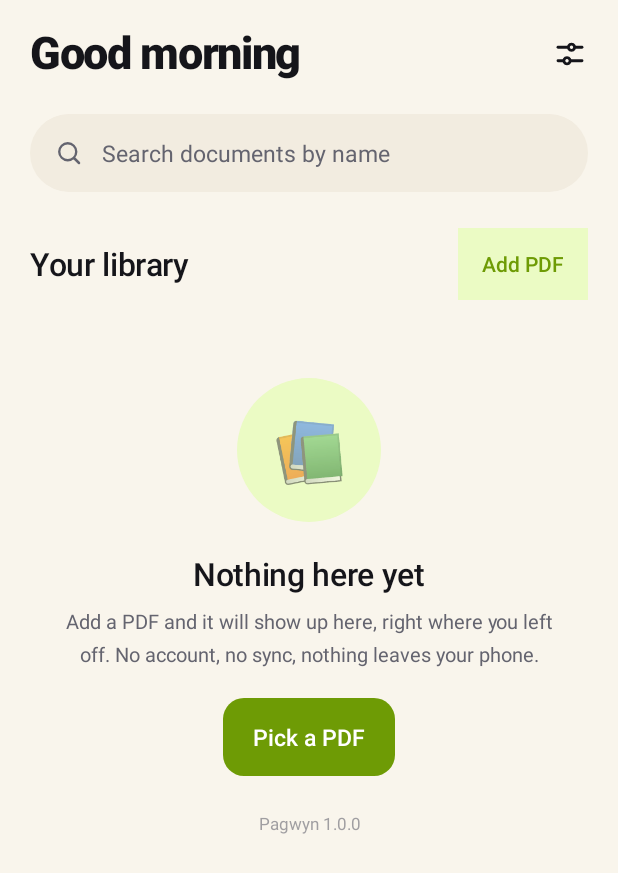
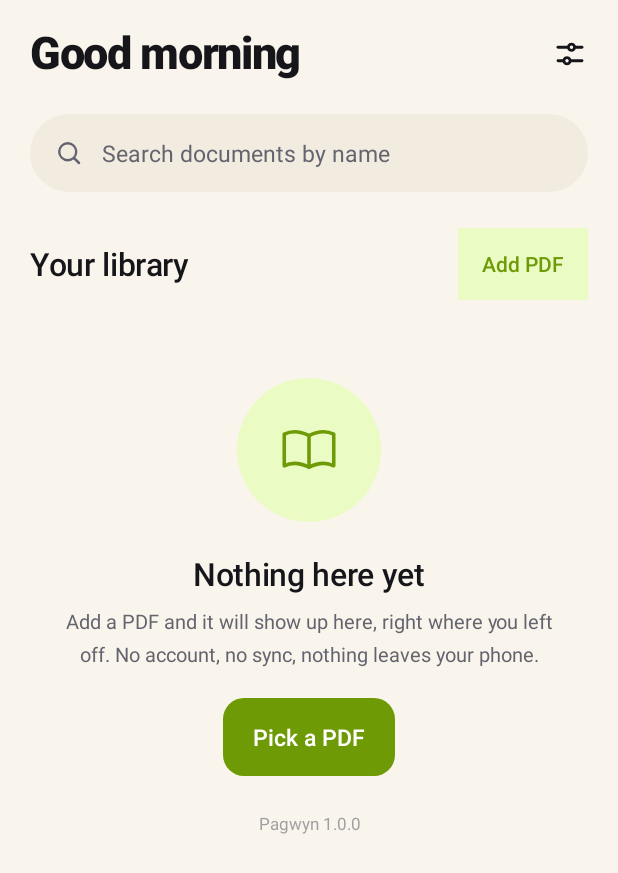
Before and after one commit to avinashverse6/Pagwyn, an Android app: the screen it shows after launch (HomeActivity), on a phone screen of 412 x 824 dp. Shown: the top 873 px of the screen. Run offline under Robolectric (Android 15) with nearby library versions, the phone set to English and light mode, and no system bars.

Commit message:
fix(ui): replace the emoji empty-state glyph with a vector
Android 7 does not reliably resolve a surrogate-pair emoji from a layout, and the
image ships no emoji font, so the empty state failed to inflate there. A tinted
vector also follows the theme.

The new render test waits longer on API 24, where the first page takes far longer
than on API 34.

Co-authored-by: arena-agent <297053741+arena-agent@users.noreply.github.com>

```diff
--- /dev/null
+++ b/app/src/main/res/drawable/ic_empty_library.xml
@@ -0,0 +1,25 @@
+<!--
+  Empty-state illustration: an open book with a soft accent. Drawn as a vector rather
+  than an emoji so it renders identically on Android 7 (many API 24 images ship no
+  emoji font) and so it inherits the theme tint.
+-->
+<vector xmlns:android="http://schemas.android.com/apk/res/android"
+    android:width="48dp"
+    android:height="48dp"
+    android:viewportWidth="48"
+    android:viewportHeight="48">
+    <path
+        android:strokeColor="#FF000000"
+        android:strokeWidth="2.6"
+        android:strokeLineCap="round"
+        android:strokeLineJoin="round"
+        android:fillColor="@android:color/transparent"
+        android:pathData="M6 12.5 C11 10 17 10 24 13.5 C31 10 37 10 42 12.5 L42 35.5 C37 33 31 33 24 36.5 C17 33 11 33 6 35.5 Z" />
+    <path
+        android:strokeColor="#FF000000"
+        android:strokeWidth="2.6"
+        android:strokeLineCap="round"
+        android:strokeLineJoin="round"
+        android:fillColor="@android:color/transparent"
+        android:pathData="M24 13.5 L24 36.5" />
+</vector>
--- a/app/src/main/res/layout/activity_home.xml
+++ b/app/src/main/res/layout/activity_home.xml
@@ -307,13 +307,19 @@
             android:paddingEnd="@dimen/space_8"
             android:visibility="gone">
 
-            <TextView
+            <FrameLayout
                 android:layout_width="96dp"
                 android:layout_height="96dp"
-                android:background="@drawable/bg_empty_badge"
-                android:gravity="center"
-                android:text="📚"
-                android:textSize="40sp" />
+                android:background="@drawable/bg_empty_badge">
+
+                <ImageView
+                    android:layout_width="44dp"
+                    android:layout_height="44dp"
+                    android:layout_gravity="center"
+                    android:contentDescription="@null"
+                    android:src="@drawable/ic_empty_library"
+                    android:tint="?attr/pwPrimary" />
+            </FrameLayout>
 
             <TextView
                 style="@style/Text.Pagwyn.Title"
```
Also changed, not shown: 2 other files.
